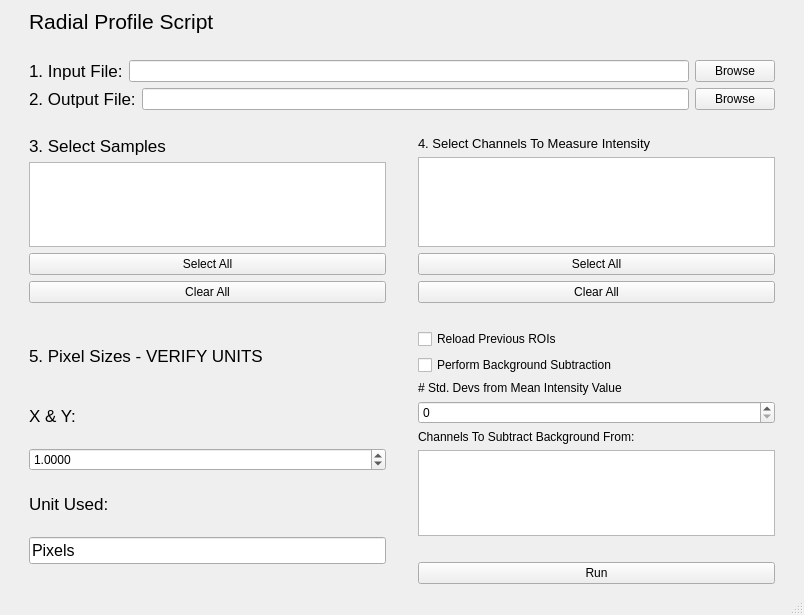
Above: radialUI.ui from HarrisonWismer/RadialProfile before the change. Below: the same form after it.
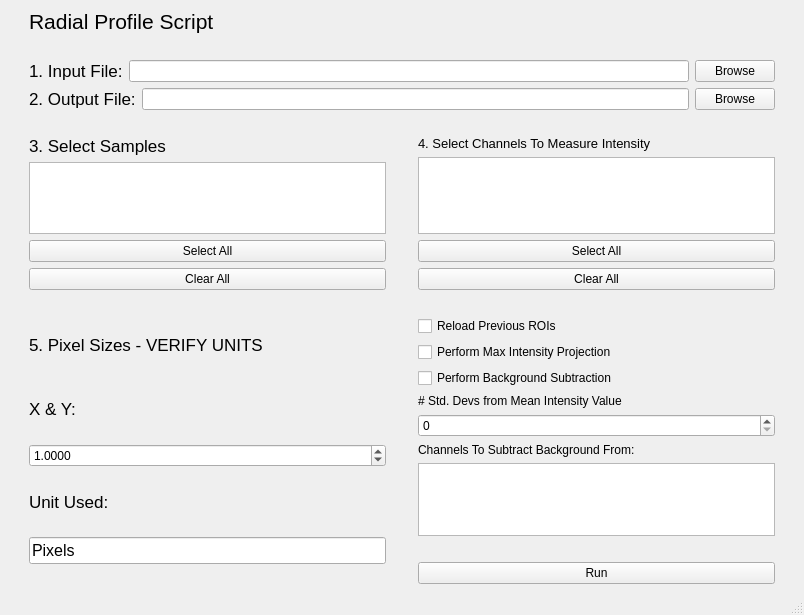
That is the form after the change.

Commit message: Added Max Intensity Option

What changed in the file:
```diff
--- a/radialUI.ui
+++ b/radialUI.ui
@@ -332,6 +332,13 @@
         </property>
        </widget>
       </item>
+      <item>
+       <widget class="QCheckBox" name="maxIntCheck">
+        <property name="text">
+         <string>Perform Max Intensity Projection</string>
+        </property>
+       </widget>
+      </item>
       <item>
        <widget class="QCheckBox" name="backgroundSubtract">
         <property name="text">
```
The commit also changes 2 other files.
